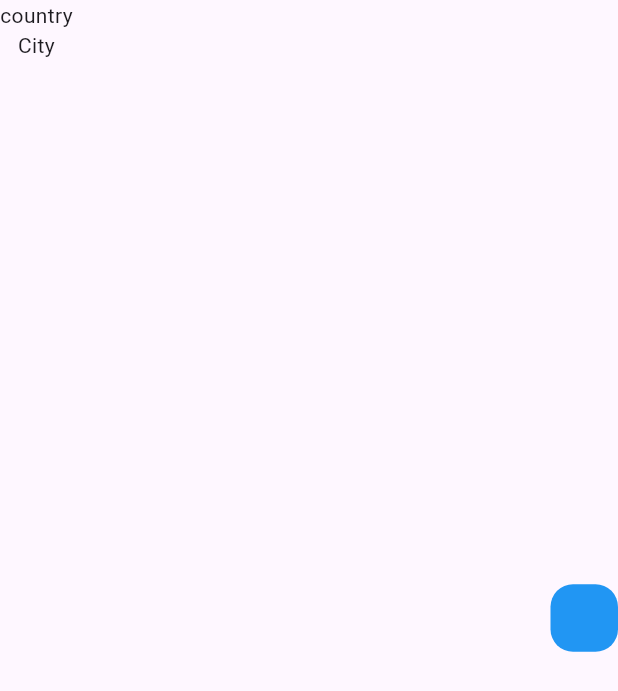
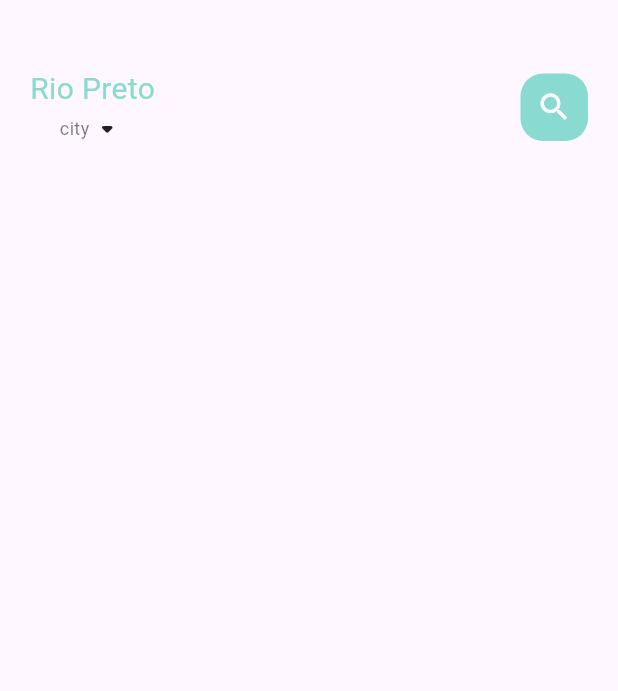
Before and after one commit to DevSamuelBrito/E-commerce-App, a Flutter app: the screen it shows after launch, on a phone screen of 412 x 824 dp. Shown: the top 691 px of the screen. Run offline on Flutter 3.47's test engine with Material 3 defaults, Android fonts, the phone set to English and light mode, and no system bars.

Commit message:
create the bigText and SmallText

```diff
--- a/lib/home/main_food_page.dart
+++ b/lib/home/main_food_page.dart
@@ -1,4 +1,8 @@
+import 'package:ecommerce_app/utils/colors.dart';
+import 'package:ecommerce_app/widgets/bid_text.dart';
+import 'package:ecommerce_app/widgets/small_text.dart';
 import 'package:flutter/material.dart';
+import 'package:flutter/widgets.dart';
 
 class MainFoodPage extends StatefulWidget {
   const MainFoodPage({super.key});
@@ -11,28 +15,48 @@ class _MainFoodPageState extends State<MainFoodPage> {
   @override
   Widget build(BuildContext context) {
     return Scaffold(
-      body: Container(
+      body: Column(
+        children: [
+          Container(
             child: Container(
+              margin: EdgeInsets.only(top: 45, bottom: 15),
+              padding: EdgeInsets.only(left: 20, right: 20),
               child: Row(
                 mainAxisAlignment: MainAxisAlignment.spaceBetween,
                 children: [
                   Column(
                     children: [
-                  Text('country'),
-                  Text('City'),
+                      BigText(
+                        text: 'Rio Preto',
+                        color: AppColors.mainColor,
+                      ),
+                      Row(
+                        children: [
+                          SmallText(
+                            text: 'city',
+                            color: Colors.black54,
+                          ),
+                          Icon(Icons.arrow_drop_down_rounded),
                         ],
                       ),
-              Container(
+                    ],
+                  ),
+                  Center(
+                    child: Container(
                       width: 45,
                       height: 45,
+                      child: Icon(Icons.search, color: Colors.white),
                       decoration: BoxDecoration(
                         borderRadius: BorderRadius.circular(15),
-                  color: Colors.blue,
+                        color: AppColors.mainColor,
+                      ),
                     ),
                   ),
                 ],
               ),
             ),
+          )
+        ],
       ),
     );
   }
--- /dev/null
+++ b/lib/widgets/bid_text.dart
@@ -0,0 +1,26 @@
+import 'package:flutter/material.dart';
+
+class BigText extends StatelessWidget {
+  Color? color;
+  final String text;
+  double size;
+  TextOverflow overflow;
+
+  BigText(
+      {super.key,
+      this.color = const Color(0xFF332d2b),
+      required this.text,
+      this.size = 20,
+      this.overflow = TextOverflow.ellipsis});
+
+  @override
+  Widget build(BuildContext context) {
+    return Text(
+      text,
+      overflow: overflow,
+      maxLines: 1,
+      style:
+          TextStyle(color: color, fontWeight: FontWeight.w400, fontSize: size),
+    );
+  }
+}
--- /dev/null
+++ b/lib/widgets/small_text.dart
@@ -0,0 +1,25 @@
+import 'package:flutter/material.dart';
+
+class SmallText extends StatelessWidget {
+  Color? color;
+  final String text;
+  double size;
+  double height;
+
+  SmallText(
+      {super.key,
+      this.color = const Color(0xFFccc7c5),
+      required this.text,
+      this.size = 12,
+      this.height = 1.2,
+      });
+
+  @override
+  Widget build(BuildContext context) {
+    return Text(
+      text,
+      style:
+          TextStyle(color: color, fontSize: size,height: height),
+    );
+  }
+}
```
Lines whose indentation alone changed are shown as unchanged.
